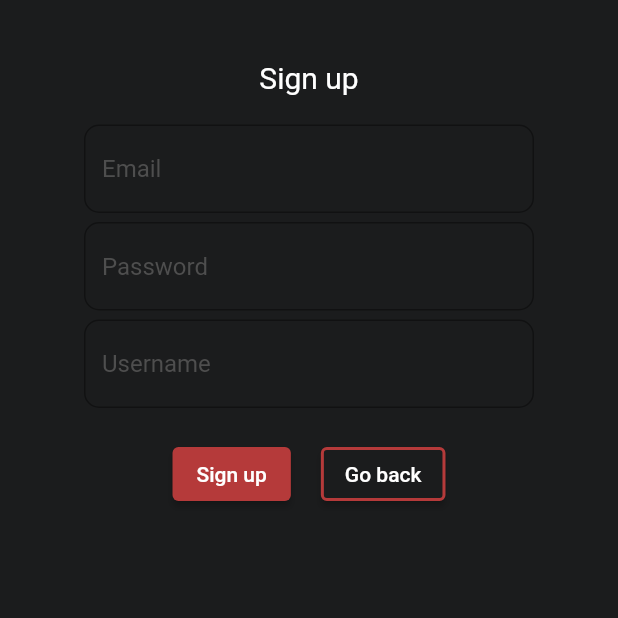
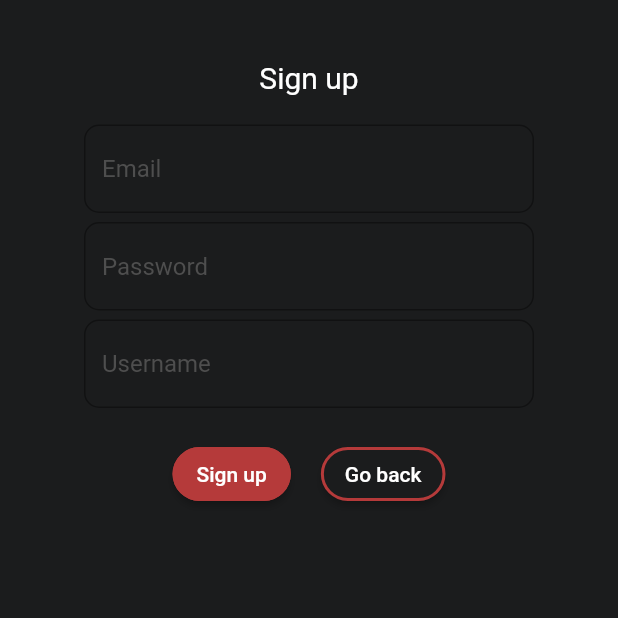
Before and after one commit to Xoniaapp/Native-Client, a Flutter app: the screen it shows after launch, after a tap on "Sign up", on a phone screen of 412 x 824 dp, the top half of it. Run offline on Flutter 3.47's test engine with Material 2 defaults, Android fonts, the phone set to English and light mode, and no system bars; our stand-ins replace shared_preferences; network calls fail.

```diff
--- a/lib/pages/landing_page.dart
+++ b/lib/pages/landing_page.dart
@@ -19,9 +19,13 @@ class LandingPage extends StatelessWidget {
                 context,
                 MaterialPageRoute(builder: (context) => const SignInPage()),
               ),
-              style: ElevatedButton.styleFrom(
-                backgroundColor: color_scheme.redOne,
-              ),
+              style: ButtonStyle(
+                  backgroundColor:
+                      MaterialStateProperty.all<Color>(color_scheme.redOne),
+                  shape: MaterialStateProperty.all<RoundedRectangleBorder>(
+                      RoundedRectangleBorder(
+                          borderRadius: BorderRadius.circular(18.0),
+                          side: const BorderSide(color: color_scheme.redOne)))),
               child: const Text('Sign in'),
             ),
             ElevatedButton(
@@ -29,13 +33,14 @@ class LandingPage extends StatelessWidget {
                 context,
                 MaterialPageRoute(builder: (context) => const SignUpPage()),
               ),
-              style: ElevatedButton.styleFrom(
-                backgroundColor: color_scheme.darkOne,
-                side: const BorderSide(
-                  width: 2,
-                  color: color_scheme.redOne,
-                ),
-              ),
+              style: ButtonStyle(
+                  backgroundColor:
+                      MaterialStateProperty.all<Color>(color_scheme.darkOne),
+                  shape: MaterialStateProperty.all<RoundedRectangleBorder>(
+                      RoundedRectangleBorder(
+                          borderRadius: BorderRadius.circular(18.0),
+                          side: const BorderSide(
+                              width: 2, color: color_scheme.redOne)))),
               child: const Text('Sign up'),
             ),
           ],
--- a/lib/pages/sign_in.dart
+++ b/lib/pages/sign_in.dart
@@ -15,6 +15,7 @@ class SignInPage extends StatefulWidget {
 class _SignInPageState extends State<SignInPage> {
   // TO-DO: Migrate this code from old API logic to new API logic
   // TO-DO: Add validation to this form
+  // TO-DO: Change button styles
   bool _infoIsError = false;
   String _info = '';
   final Map _reqBody = {'email': '', 'password': ''};
--- a/lib/pages/sign_up.dart
+++ b/lib/pages/sign_up.dart
@@ -211,20 +211,29 @@ class _SignUpPageState extends State<SignUpPage> {
                     padding: const EdgeInsets.only(right: 20),
                     child: ElevatedButton(
                         onPressed: _signUp,
-                        style: ElevatedButton.styleFrom(
-                          backgroundColor: color_scheme.redOne,
-                        ),
+                        style: ButtonStyle(
+                            backgroundColor: MaterialStateProperty.all<Color>(
+                                color_scheme.redOne),
+                            shape: MaterialStateProperty.all<
+                                    RoundedRectangleBorder>(
+                                RoundedRectangleBorder(
+                                    borderRadius: BorderRadius.circular(18.0),
+                                    side: const BorderSide(
+                                        color: color_scheme.redOne)))),
                         child: const Text('Sign up')),
                   ),
                   ElevatedButton(
                     onPressed: () => Navigator.pop(context),
-                    style: ElevatedButton.styleFrom(
-                      backgroundColor: color_scheme.darkOne,
-                      side: const BorderSide(
-                        width: 2,
-                        color: color_scheme.redOne,
-                      ),
-                    ),
+                    style: ButtonStyle(
+                        backgroundColor: MaterialStateProperty.all<Color>(
+                            color_scheme.darkOne),
+                        shape:
+                            MaterialStateProperty.all<RoundedRectangleBorder>(
+                                RoundedRectangleBorder(
+                                    borderRadius: BorderRadius.circular(18.0),
+                                    side: const BorderSide(
+                                        width: 2,
+                                        color: color_scheme.redOne)))),
                     child: const Text('Go back'),
                   ),
                 ],
```
